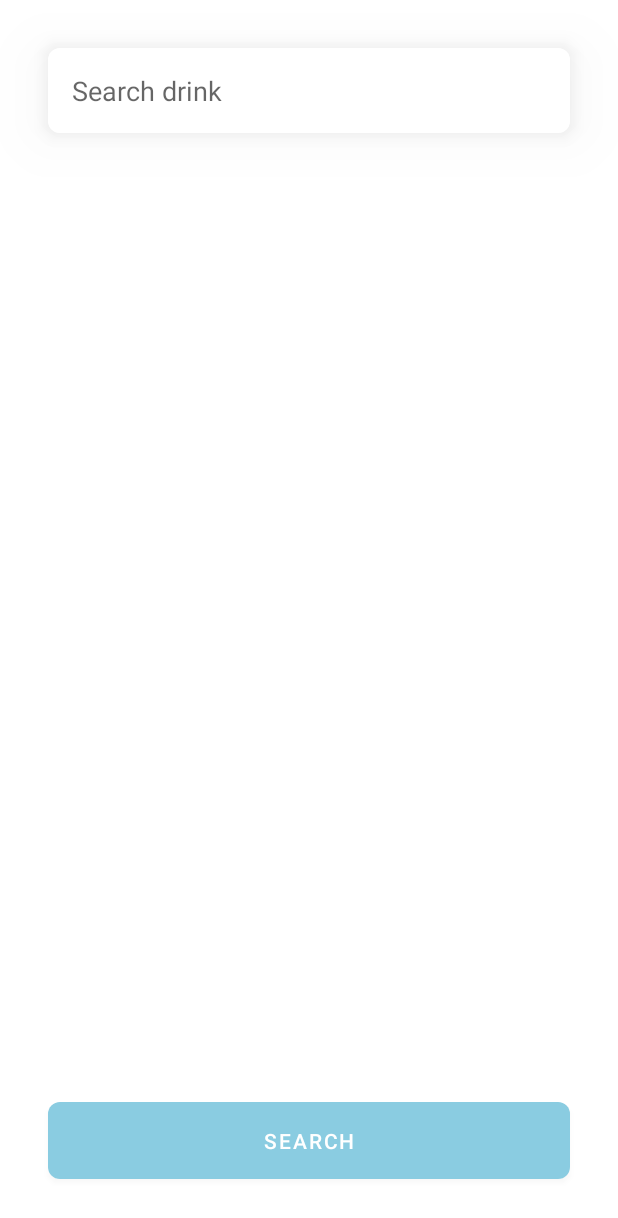
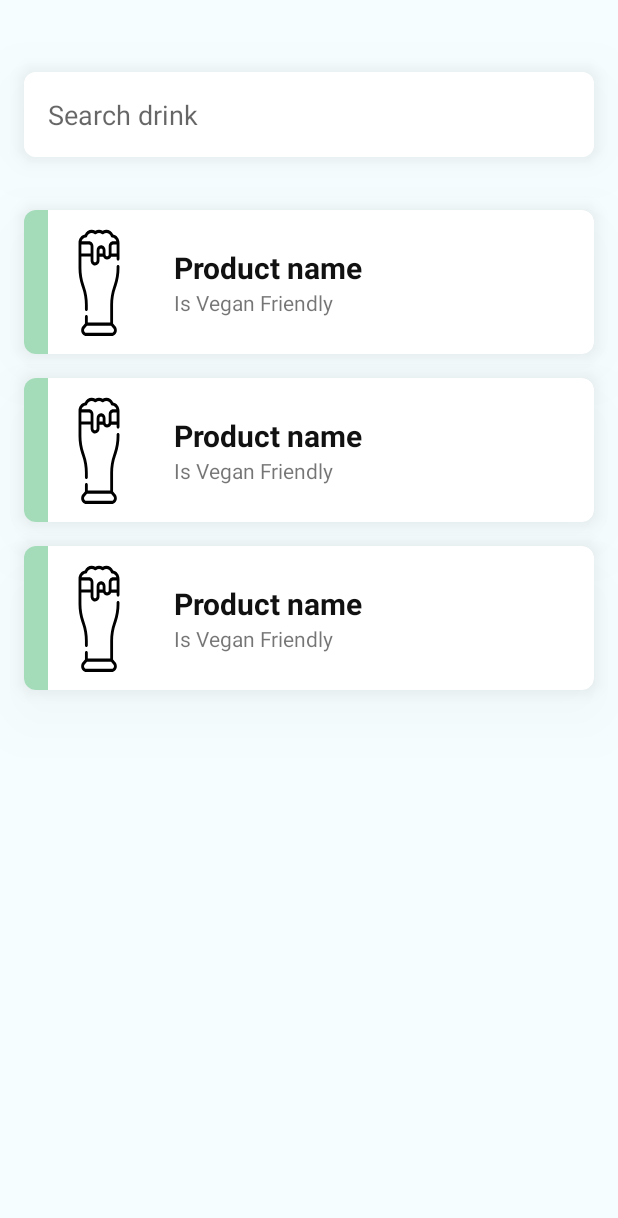
Before and after one commit to smbduknow/VeganDrinks, an Android app: the layout activity_main.xml on its own in the app's theme, with its tools: preview values and no code run, on a phone screen of 412 x 824 dp. Shown: the top 1218 px of the screen. Run offline under Robolectric (Android 15) with nearby library versions, the phone set to English and light mode, and no system bars.

Commit message:
Redesign main screen

```diff
--- a/app/src/main/java/me/smbduknow/vegandrinks/MainActivity.kt
+++ b/app/src/main/java/me/smbduknow/vegandrinks/MainActivity.kt
@@ -1,6 +1,12 @@
 package me.smbduknow.vegandrinks
 
+import android.app.Activity
 import android.os.Bundle
+import android.view.KeyEvent
+import android.view.View
+import android.view.inputmethod.EditorInfo
+import android.view.inputmethod.InputMethodManager
+import android.widget.TextView
 import androidx.appcompat.app.AppCompatActivity
 import androidx.lifecycle.ViewModelProviders
 import androidx.recyclerview.widget.LinearLayoutManager
@@ -24,10 +30,19 @@ class MainActivity : AppCompatActivity() {
             adapter = suggestionAdapter
         }
 
-        btn_search.setOnClickListener { vm.onSubmit(search_edit.text?.toString() ?: "") }
+        search_edit.setOnEditorActionListener(object : TextView.OnEditorActionListener {
+            override fun onEditorAction(v: TextView, actionId: Int, event: KeyEvent?): Boolean {
+                if (actionId == EditorInfo.IME_ACTION_SEARCH) {
+                    vm.onSubmit(v.text?.toString() ?: "")
+                    hideKeyboardFrom(v)
+                    return true
+                }
+                return false
+            }
+        })
 
         suggestionAdapter.onItemClickListener = { product ->
-            val company = vm.companies.find{ it.id == product.company_id }
+            val company = vm.companies.find { it.id == product.company_id }
             startActivity(ProductActivity.newIntent(this, product, company))
         }
 
@@ -36,4 +51,9 @@ class MainActivity : AppCompatActivity() {
             suggestionAdapter.notifyDataSetChanged()
         }
     }
+
+    fun hideKeyboardFrom(view: View) {
+        val imm = view.context.getSystemService(Activity.INPUT_METHOD_SERVICE) as InputMethodManager
+        imm.hideSoftInputFromWindow(view.windowToken, 0)
+    }
 }
--- a/app/src/main/res/layout/activity_main.xml
+++ b/app/src/main/res/layout/activity_main.xml
@@ -6,33 +6,30 @@
     android:layout_width="match_parent"
     android:layout_height="match_parent"
     android:clipToPadding="false"
-    android:background="#ffffff"
+    android:background="@color/blue_soft"
     tools:context=".MainActivity">
-
 
     <androidx.recyclerview.widget.RecyclerView
         android:id="@+id/suggestionListView"
         android:layout_width="match_parent"
         android:layout_height="match_parent"
-        android:paddingTop="112dp"
-        android:paddingBottom="112dp"
-        android:clipToPadding="false"/>
+        android:paddingTop="140dp"
+        android:paddingBottom="16dp"
+        android:clipToPadding="false"
+        tools:listitem="@layout/item_search_result"/>
 
     <View
         android:layout_width="match_parent"
         android:layout_height="80dp"
         android:layout_gravity="top"
-        android:background="@android:color/white"/>
-    <View
-        android:layout_width="match_parent"
-        android:layout_height="80dp"
-        android:layout_gravity="bottom"
-        android:background="@android:color/white"/>
+        android:background="@color/blue_soft"/>
 
     <com.google.android.material.card.MaterialCardView
         android:layout_width="match_parent"
         android:layout_height="wrap_content"
-        android:layout_margin="32dp"
+        android:layout_marginTop="48dp"
+        android:layout_marginStart="16dp"
+        android:layout_marginEnd="16dp"
         app:cardCornerRadius="8dp"
         app:cardElevation="24dp">
 
@@ -42,18 +39,10 @@
             android:layout_height="wrap_content"
             android:background="#ffffff"
             android:padding="16dp"
+            android:imeOptions="actionSearch"
+            android:inputType="text"
             android:hint="Search drink"/>
 
     </com.google.android.material.card.MaterialCardView>
 
-    <com.google.android.material.button.MaterialButton
-        android:id="@+id/btn_search"
-        android:layout_width="match_parent"
-        android:layout_height="wrap_content"
-        android:layout_margin="32dp"
-        android:layout_gravity="bottom"
-        android:padding="16dp"
-        app:cornerRadius="8dp"
-        android:text="search"/>
-
 </FrameLayout>
--- a/app/src/main/res/values/colors.xml
+++ b/app/src/main/res/values/colors.xml
@@ -5,7 +5,7 @@
     <color name="colorAccent">#9Ca7c0</color>
 
     <color name="blue_main">#8ACCE1</color>
-    <color name="blue_soft">#E6CCF0FC</color>
+    <color name="blue_soft">#f5FdFF</color>
 
     <color name="green">#A4DCBA</color>
     <color name="yellow">#FFD089</color>
```
